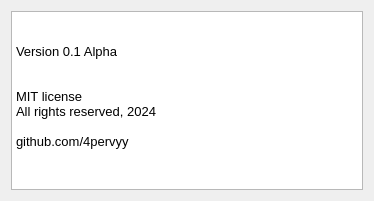
Qt form about.ui (4pervyy/Plot-S-Parameter) before a commit.
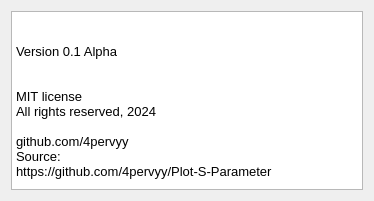
The same form after that commit.

```diff
--- a/about.ui
+++ b/about.ui
@@ -29,7 +29,9 @@
 &lt;p style=&quot; margin-top:0px; margin-bottom:0px; margin-left:0px; margin-right:0px; -qt-block-indent:0; text-indent:0px;&quot;&gt;&lt;span style=&quot; font-size:10pt;&quot;&gt;MIT license&lt;/span&gt;&lt;/p&gt;
 &lt;p style=&quot; margin-top:0px; margin-bottom:0px; margin-left:0px; margin-right:0px; -qt-block-indent:0; text-indent:0px;&quot;&gt;&lt;span style=&quot; font-size:10pt;&quot;&gt;All rights reserved, 2024&lt;/span&gt;&lt;/p&gt;
 &lt;p style=&quot;-qt-paragraph-type:empty; margin-top:0px; margin-bottom:0px; margin-left:0px; margin-right:0px; -qt-block-indent:0; text-indent:0px; font-size:10pt;&quot;&gt;&lt;br /&gt;&lt;/p&gt;
-&lt;p style=&quot; margin-top:0px; margin-bottom:0px; margin-left:0px; margin-right:0px; -qt-block-indent:0; text-indent:0px;&quot;&gt;&lt;span style=&quot; font-size:10pt;&quot;&gt;github.com/4pervyy&lt;/span&gt;&lt;/p&gt;&lt;/body&gt;&lt;/html&gt;</string>
+&lt;p style=&quot; margin-top:0px; margin-bottom:0px; margin-left:0px; margin-right:0px; -qt-block-indent:0; text-indent:0px;&quot;&gt;&lt;span style=&quot; font-size:10pt;&quot;&gt;github.com/4pervyy&lt;/span&gt;&lt;/p&gt;
+&lt;p style=&quot; margin-top:0px; margin-bottom:0px; margin-left:0px; margin-right:0px; -qt-block-indent:0; text-indent:0px;&quot;&gt;&lt;span style=&quot; font-size:10pt;&quot;&gt;Source:&lt;/span&gt;&lt;/p&gt;
+&lt;p style=&quot; margin-top:0px; margin-bottom:0px; margin-left:0px; margin-right:0px; -qt-block-indent:0; text-indent:0px;&quot;&gt;&lt;span style=&quot; font-size:10pt;&quot;&gt;https://github.com/4pervyy/Plot-S-Parameter&lt;/span&gt;&lt;/p&gt;&lt;/body&gt;&lt;/html&gt;</string>
      </property>
     </widget>
    </item>
```
